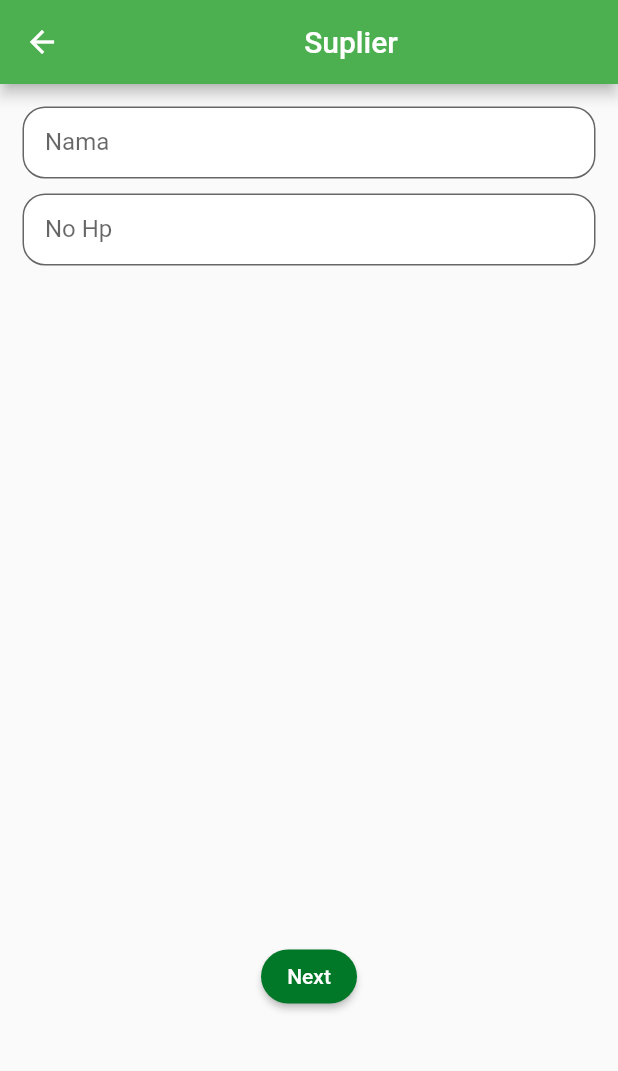
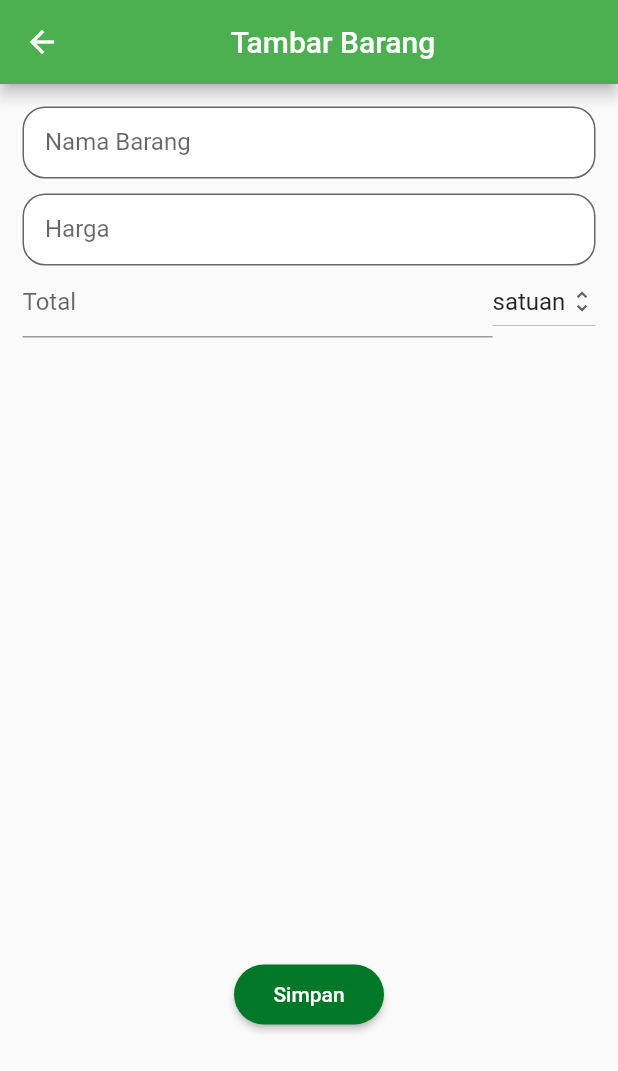
Before and after one commit to Blazing21/Pesan_sayur, a Flutter app: the AddSuplier screen opened directly, after a tap on "Next", on a phone screen of 412 x 824 dp. Shown: the top 1071 px of the screen. Run offline on Flutter 3.47's test engine with Material 2 defaults, Android fonts, the phone set to English and light mode, and no system bars; our stand-ins replace image_picker; Roboto replaces fonts that are missing (exo 2); project files that could hold a hidden picture were left out.

```diff
--- a/lib/landingpage/add_suplier.dart
+++ b/lib/landingpage/add_suplier.dart
@@ -1,6 +1,6 @@
-
 
 import 'package:flutter/material.dart';
+import 'package:supplier_sayur/landingpage/detail_suplier.dart';
 
 import '../constant.dart';
 
@@ -9,9 +9,16 @@ class AddSuplier extends StatelessWidget {
   Widget build(BuildContext context) {
     return Scaffold(
       appBar: AppBar(
+        actions: <Widget>[
+          Icon(Icons.search, color: Colors.green,)
+        ],
         title: Center(
           child: Text("Suplier"),
         ),
+        leading: new IconButton(icon: new Icon(Icons.arrow_back_ios, color: Colors.white),
+        onPressed: () {
+          Navigator.of(context).pop();
+          }),
       ),
       body: new SafeArea(
         child: Form(
@@ -20,6 +27,7 @@ class AddSuplier extends StatelessWidget {
             child:Column(
               children: <Widget>[
                 new TextFormField(
+                  //controller: , controler dari nama
                     decoration: InputDecoration(
                         fillColor: Colors.white,
                       filled: true,
@@ -29,13 +37,14 @@ class AddSuplier extends StatelessWidget {
                       labelText: "Nama",
                     ),
                     onSaved: (val){
-
+                      // value dari nama disini
                     },
                   ),
                   SizedBox(
                     height: 10,
                   ),
                   new TextFormField(
+                    //controller: , contoler no hp
                       decoration: InputDecoration(
                         fillColor: Colors.white,
                         filled: true,
@@ -45,7 +54,7 @@ class AddSuplier extends StatelessWidget {
                         labelText: "No Hp",
                       ),
                       onSaved: (val){
-
+                       //value dari no hp disini
                       },
                     ),
                     Expanded(child: SizedBox(
@@ -64,7 +73,7 @@ class AddSuplier extends StatelessWidget {
                             ),
                             color: Palette.darkGreen,
                             onPressed: (){
-
+                              Navigator.pushReplacement (context, MaterialPageRoute(builder: (context)=> AddBarangSuplier() ));
                             },
                             child: Text("Next"),
                           );
@@ -76,5 +85,7 @@ class AddSuplier extends StatelessWidget {
               ],
             )))),
     );
+
   }
+
 }
--- /dev/null
+++ b/lib/landingpage/detail_suplier.dart
@@ -0,0 +1,146 @@
+
+import 'package:flutter/material.dart';
+
+import '../constant.dart';
+import 'landingpage_view.dart';
+
+class AddBarangSuplier extends StatefulWidget {
+  AddBarangSuplier({Key key}) : super(key: key);
+
+
+  @override
+  _AddBarangSuplierState createState() => _AddBarangSuplierState();
+}
+
+
+
+class _AddBarangSuplierState extends State<AddBarangSuplier> {
+  String dropdownValue = "satuan";
+
+  @override
+  Widget build(BuildContext context) {
+    return Scaffold(
+      appBar: AppBar(
+        actions: <Widget>[
+          Icon(Icons.search, color: Colors.green,)
+        ],
+
+        title: Center(
+          child: Text("Tambar Barang"),
+        ),
+      ),
+      body: new SafeArea(
+        child: Form(
+          child: Padding(
+            padding: EdgeInsets.all(15),
+            child:Column(
+              children: <Widget>[
+                new TextFormField(
+                  //controller: , controller dari nama barang
+                    decoration: InputDecoration(
+                        fillColor: Colors.white,
+                      filled: true,
+                      contentPadding: EdgeInsets.fromLTRB(15.0, 10.0, 15.0, 10.0),
+                      border: OutlineInputBorder(borderRadius: BorderRadius.circular(15.0)),
+                      hintText: "Nama Barang",
+                      labelText: "Nama Barang",
+                    ),
+                    onSaved: (val){
+                      //value dari nama barang
+                    },
+                  ),
+                  SizedBox(
+                    height: 10,
+                  ),
+                  new TextFormField(
+                    // controller: , controller dari ha
+                      decoration: InputDecoration(
+                        fillColor: Colors.white,
+                        filled: true,
+                        contentPadding: EdgeInsets.fromLTRB(15.0, 10.0, 15.0, 10.0),
+                        border: OutlineInputBorder(borderRadius: BorderRadius.circular(15.0)),
+                        hintText: "Harga",
+                        labelText: "Harga",
+                      ),
+                      onSaved: (val){
+                        // value dari harga
+                      },
+                    ),
+                    Row(
+                      mainAxisAlignment: MainAxisAlignment.center,
+                      mainAxisSize: MainAxisSize.min,
+                      children: <Widget>[
+                        Flexible(
+                          child: TextField(
+                            onTap: (){
+                              //total value disini
+                            },
+                            decoration: InputDecoration(hintText: "Total"),)),
+                        DropdownButton<String>(
+                    value: dropdownValue,
+                    icon: Icon(Icons.unfold_more),
+                    iconSize: 18,
+                    items: <String>['satuan','kg', 'ml', 'ltr', 'kwintal', 'ikat', 'ekor', 'buah']
+                    .map<DropdownMenuItem<String>>((String value) {
+                      return DropdownMenuItem<String>(
+                        value: value,
+                        child: Text(value),
+                      );
+                    }).toList(),
+                    onChanged: (String newValue){
+                      setState(() {
+                        dropdownValue = newValue;
+                      });
+                    }),
+                      ],
+                    ),
+
+                    Expanded(child: SizedBox(
+                      height: 30,
+                    ),),
+                    Expanded(
+                      child: Row(
+                      mainAxisAlignment: MainAxisAlignment.center,
+                      children: <Widget>[
+                        ButtonBar(
+                          buttonMinWidth: 100,
+                          buttonHeight: 40,
+                      children: <Widget>[
+                        new Builder(builder: (BuildContext context){
+                          return RaisedButton(
+                            shape: RoundedRectangleBorder(
+                              borderRadius: BorderRadius.all(Radius.circular(20))
+                            ),
+                            color: Palette.darkGreen,
+                            onPressed: (){
+                              showProgres();
+                            },
+                            child: Text("Simpan"),
+                          );
+                        },)
+                      ],
+                    ),
+                      ],
+                    ))
+              ],
+            )))),
+    );
+  }
+
+  void showProgres() {
+    showDialog(
+        context: this.context,
+        builder: (BuildContext context) {
+          return Dialog(
+            elevation: 0,
+            backgroundColor: Colors.transparent,
+            child: Container(
+                height: 90,
+                width: 90,
+                decoration: BoxDecoration(
+                    color: Colors.white30, shape: BoxShape.circle),
+                child: Center(child: new CircularProgressIndicator())),
+          );
+        });
+  }
+}
--- a/pubspec.yaml
+++ b/pubspec.yaml
@@ -30,6 +30,7 @@ dependencies:
   # Use with the CupertinoIcons class for iOS style icons.
   cupertino_icons: ^0.1.3
   image_picker:
+  http: ^0.12.0+2
 
 
 dev_dependencies:
```
Also changed, not shown: pubspec.lock.
